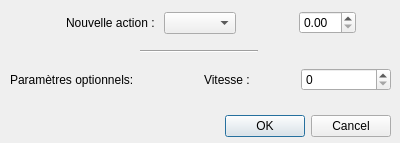
This is tracker/BluetoothArduino/ajouterwindow.ui in alchimiste3/Projet-Zumo-Intel-Curie-101 as Qt 5 draws it before an edit. The edited form follows.
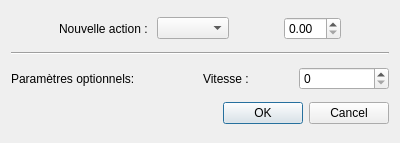
This is the edited form.

Commit message: bouton réexecuter

Patch:
```diff
--- a/tracker/BluetoothArduino/ajouterwindow.ui
+++ b/tracker/BluetoothArduino/ajouterwindow.ui
@@ -13,31 +13,8 @@
   <property name="windowTitle">
    <string>Dialog</string>
   </property>
-  <widget class="QDialogButtonBox" name="buttonBox">
-   <property name="geometry">
-    <rect>
-     <x>50</x>
-     <y>110</y>
-     <width>341</width>
-     <height>32</height>
-    </rect>
-   </property>
-   <property name="orientation">
-    <enum>Qt::Horizontal</enum>
-   </property>
-   <property name="standardButtons">
-    <set>QDialogButtonBox::Cancel|QDialogButtonBox::Ok</set>
-   </property>
-  </widget>
-  <widget class="QWidget" name="horizontalLayoutWidget">
-   <property name="geometry">
-    <rect>
-     <x>10</x>
-     <y>10</y>
-     <width>402</width>
-     <height>26</height>
-    </rect>
-   </property>
+  <layout class="QVBoxLayout" name="verticalLayout">
+   <item>
    <layout class="QHBoxLayout" name="horizontalLayout">
     <item>
      <spacer name="horizontalSpacer_2">
@@ -92,16 +69,15 @@
      </spacer>
     </item>
    </layout>
-  </widget>
-  <widget class="QWidget" name="horizontalLayoutWidget_2">
-   <property name="geometry">
-    <rect>
-     <x>10</x>
-     <y>60</y>
-     <width>381</width>
-     <height>40</height>
-    </rect>
-   </property>
+   </item>
+   <item>
+    <widget class="Line" name="line">
+     <property name="orientation">
+      <enum>Qt::Horizontal</enum>
+     </property>
+    </widget>
+   </item>
+   <item>
    <layout class="QHBoxLayout" name="horizontalLayout_2">
     <item>
      <widget class="QLabel" name="label_2">
@@ -133,20 +109,18 @@
      </layout>
     </item>
    </layout>
-  </widget>
-  <widget class="Line" name="line">
-   <property name="geometry">
-    <rect>
-     <x>140</x>
-     <y>50</y>
-     <width>118</width>
-     <height>3</height>
-    </rect>
-   </property>
+   </item>
+   <item>
+    <widget class="QDialogButtonBox" name="buttonBox">
    <property name="orientation">
     <enum>Qt::Horizontal</enum>
    </property>
-  </widget>
+     <property name="standardButtons">
+      <set>QDialogButtonBox::Cancel|QDialogButtonBox::Ok</set>
+     </property>
+    </widget>
+   </item>
+  </layout>
   <zorder>horizontalLayoutWidget</zorder>
   <zorder>buttonBox</zorder>
   <zorder>horizontalLayoutWidget_2</zorder>
```
Lines whose indentation alone changed are shown as unchanged. The commit also changes 4 other files.
